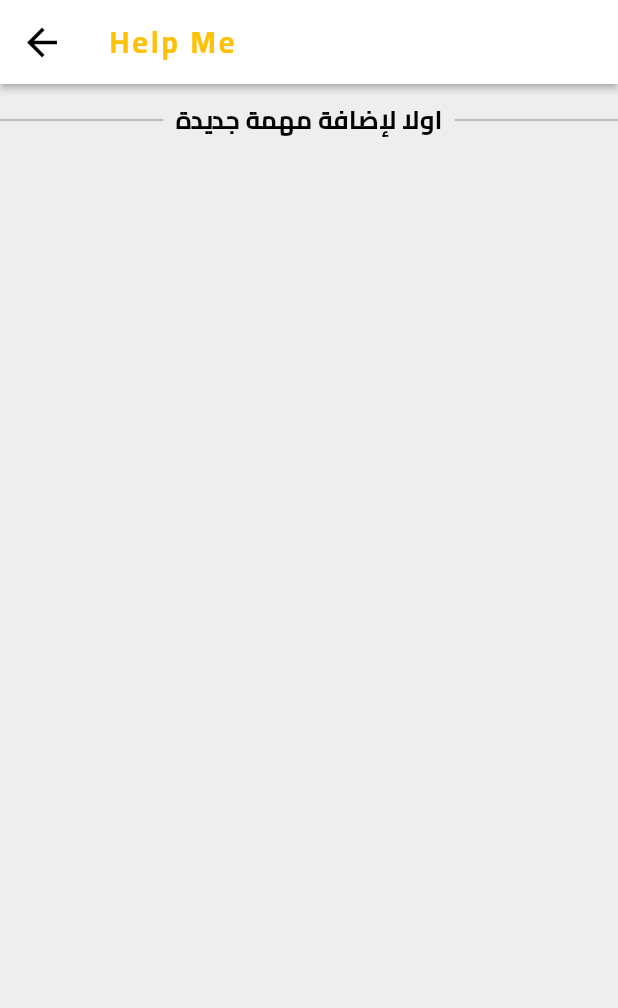
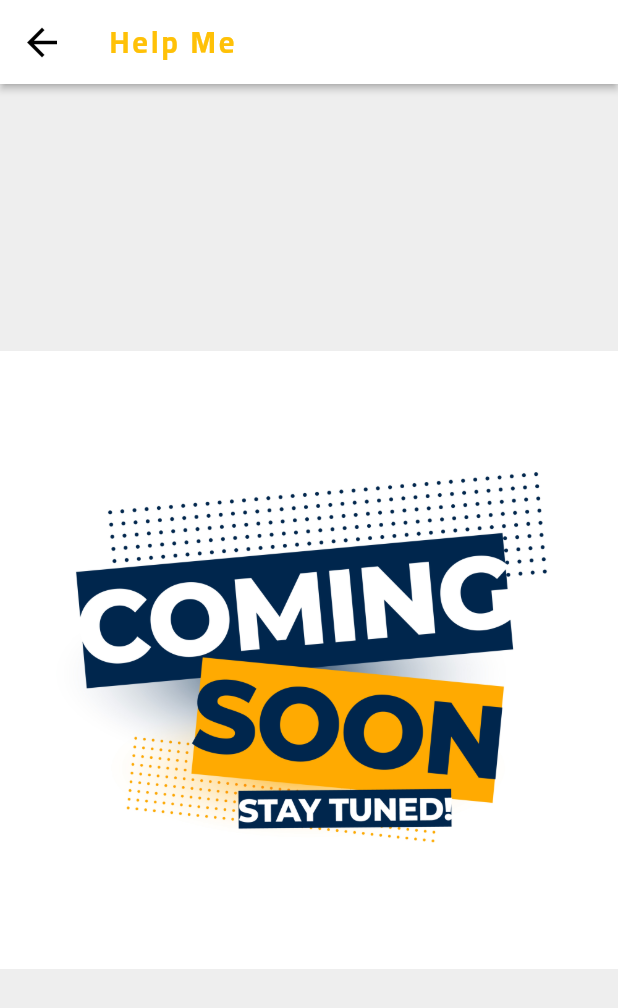
Before and after one commit to TaherSalah/new_taasks_app, a Flutter app: the HelpScreen screen opened directly, on a phone screen of 412 x 824 dp. Shown: the top 1008 px of the screen. Run offline on Flutter 3.47's test engine with Material 2 defaults, Android fonts, the phone set to English and light mode, and no system bars; our stand-ins replace babstrap_settings_screen, flutter_bloc, flutter_rating_bar, flutter_slidable, google_nav_bar, hexcolor and 3 more; accounts and stored records are empty.

Commit message:
add commaing soon in help

```diff
--- a/lib/screens/help/help_screen.dart
+++ b/lib/screens/help/help_screen.dart
@@ -21,24 +21,14 @@ class HelpScreen extends StatelessWidget {
         ),
       ),
       body: Column(
+        mainAxisAlignment: MainAxisAlignment.center,
         children: [
-          Row(
-            children: [
-              Expanded(child: myDivider()),
-              Padding(
-                padding: const EdgeInsets.all(8.0),
-                child: Text(
-                  'اولا لإضافة مهمة جديدة',
-                  style: Theme
-                      .of(context)
-                      .textTheme
-                      .bodyLarge,
-                ),
-              ),
-              Expanded(child: myDivider()),
-            ],
-          ),
-
+          Center(
+            child: Container(
+                height: 500,
+                width: 500,
+                child: Image.asset('assets/images/commaing soon.jpg')),
+          )
         ],
       ),
     );
--- a/pubspec.yaml
+++ b/pubspec.yaml
@@ -31,6 +31,7 @@ dependencies:
   about: ^2.1.1
   url_launcher: ^6.1.10
   flutter_rating_bar: ^4.0.1
+  flutter_launcher_icons: ^0.12.0
 dev_dependencies:
   flutter_test:
     sdk: flutter
```
Also changed, not shown: assets/images/add1.png (added), assets/images/app icon.png (added), assets/images/commaing soon.jpg (added), assets/images/soon.jpg (added), pubspec.lock.
